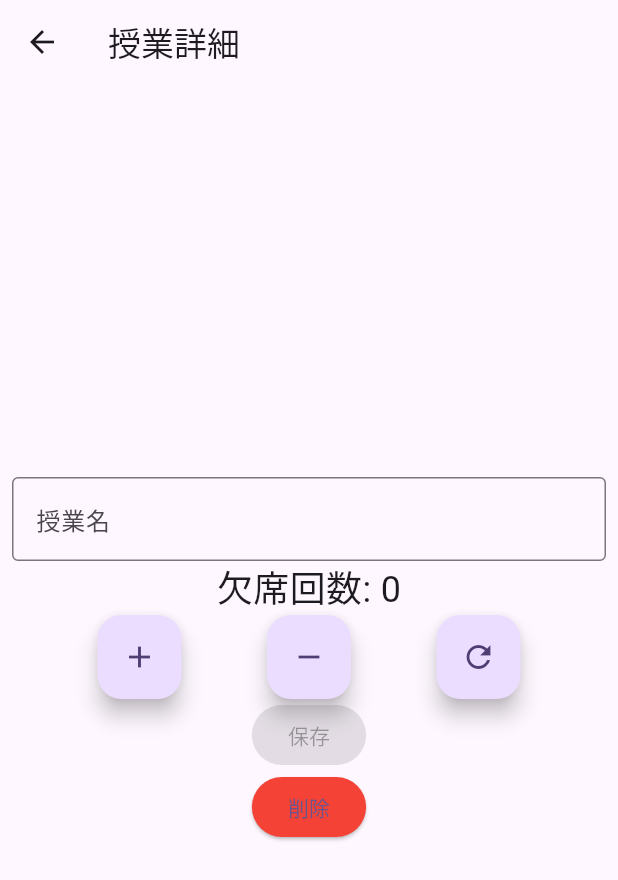
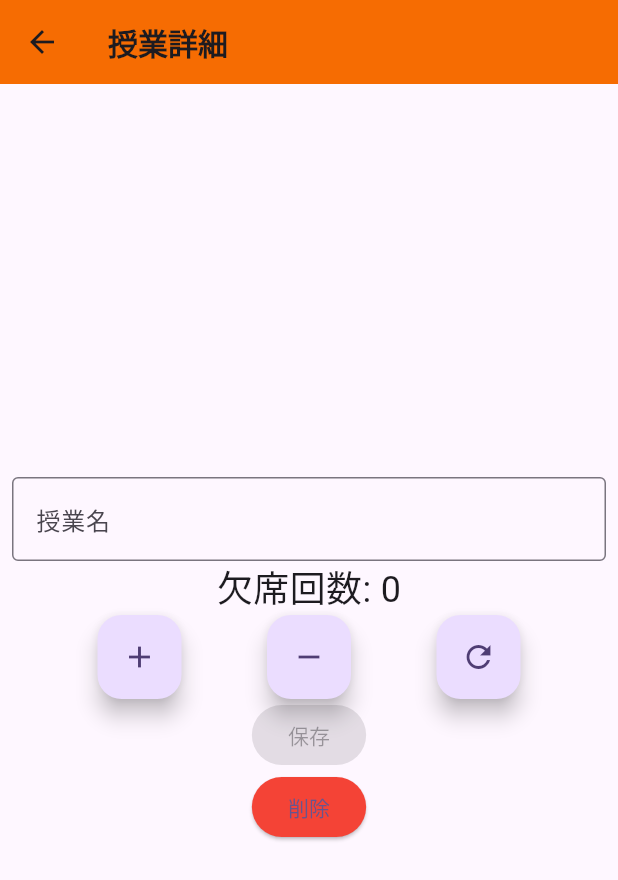
Before and after one commit to hashimo000/schedule_app, a Flutter app: the DetailScreen screen opened directly with empty values, on a phone screen of 412 x 824 dp. Shown: the top 880 px of the screen. Run offline on Flutter 3.47's test engine with Material 3 defaults, Android fonts, the phone set to English and light mode, and no system bars; our stand-ins replace flutter_riverpod.

```diff
--- a/lib/DetailScreen .dart
+++ b/lib/DetailScreen .dart
@@ -71,7 +71,14 @@ void dispose() {
     final localCounter = StateProvider<int>((ref) => cellData.counter);
 
     return Scaffold(
-      appBar: AppBar(title: const Text('授業詳細')
+      appBar: AppBar(
+        title: const Text(
+          '授業詳細',
+          style: TextStyle(
+      fontSize: 20, // フォントサイズを20に設定
+      fontWeight: FontWeight.bold, // フォントを太く設定
+    ),),
+    backgroundColor: Color.fromARGB(255, 246, 108, 2),
       ),
       body: Center(
         child: Padding(
--- a/lib/HomePage.dart
+++ b/lib/HomePage.dart
@@ -37,11 +37,11 @@ class _TimetableScreenState extends State<TimetableScreen> {
        title: const Text(
               '落単回避アプリ',
        style: TextStyle(
-      fontSize: 20, // フォントサイズを20に設定
-      fontWeight: FontWeight.bold, // フォントを太く設定
+      fontSize: 20,
+      fontWeight: FontWeight.bold,
     ),
   ),
-  backgroundColor: Color.fromARGB(255, 246, 108, 2), // AppBarの背景色を設定
+  backgroundColor: Color.fromARGB(255, 246, 108, 2),
   ),
       body: TimetableGrid(),
     );
```
